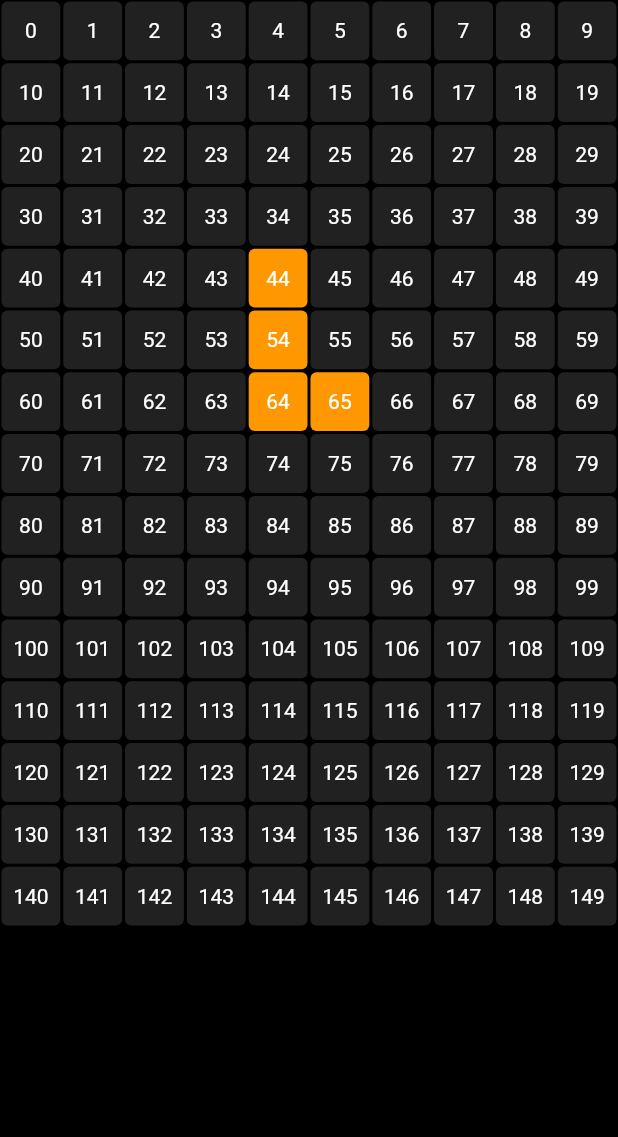
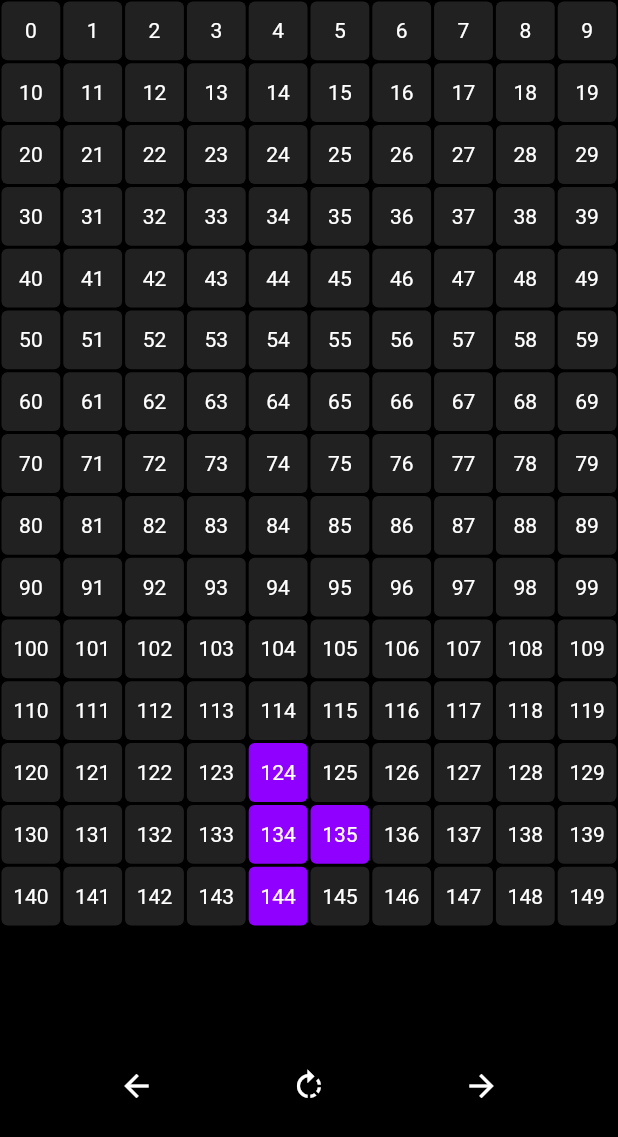
Before and after one commit to Gabones/tetris-flutter, a Flutter app: the screen it shows after launch, on a phone screen of 412 x 824 dp. Shown: the top 1137 px of the screen. Run offline on Flutter 3.47's test engine with Material 2 defaults, Android fonts, the phone set to English and light mode, and no system bars.

Commit message:
before controls

```diff
--- a/lib/board.dart
+++ b/lib/board.dart
@@ -1,9 +1,18 @@
 import 'dart:async';
+import 'dart:math';
 
 import 'package:flutter/material.dart';
 import 'package:tetris/model.dart';
 import 'package:tetris/piece.dart';
 import 'package:tetris/pixel.dart';
+
+/*
+  Game Board
+  Este é uma matriz 10x15 onde null representa espaços vazios.
+  Um espaço preenchido contém a cor para representar a respectiva peça
+*/
+
+List<List<Tetromino?>> gameBoard = List.generate(colLength, (i) => List.generate(rowLength, (j) => null));
 
 class GameBoard extends StatefulWidget {
   const GameBoard({super.key});
@@ -13,7 +22,7 @@ class GameBoard extends StatefulWidget {
 }
 
 class _GameBoardState extends State<GameBoard> {
-  Piece currentPiece = Piece(type: Tetromino.L);
+  Piece currentPiece = Piece(type: Tetromino.T);
 
   @override
   void initState() {
@@ -23,7 +32,7 @@ class _GameBoardState extends State<GameBoard> {
 
   void startGame() {
     currentPiece.initializePiece();
-    Duration frameRate = const Duration(milliseconds: 1000);
+    Duration frameRate = const Duration(milliseconds: 500);
     gameLoop(frameRate);
   }
 
@@ -32,24 +41,116 @@ class _GameBoardState extends State<GameBoard> {
       frameRate,
       (timer) {
         setState(() {
+          checkLanding();
           currentPiece.movePiece(Direction.down);
         });
       },
     );
   }
 
+  // check collision in future position
+  bool checkCollision(Direction direction) {
+    for (int position in currentPiece.position) {
+      int row = (position / rowLength).floor();
+      int col = position % rowLength;
+
+      switch (direction) {
+        case Direction.left:
+          col -= 1;
+          break;
+        case Direction.right:
+          col += 1;
+          break;
+        case Direction.down:
+          row += 1;
+          break;
+      }
+
+      if (row >= colLength || col < 0 || col >= rowLength) {
+        // out of bound
+        return true;
+      }
+
+      if (row >= 0 && col >= 0 && gameBoard[row][col] != null) {
+        return true;
+      }
+    }
+    return false;
+  }
+
+  void checkLanding() {
+    if (checkCollision(Direction.down)) {
+      for (int position in currentPiece.position) {
+        int row = (position / rowLength).floor();
+        int col = position % rowLength;
+
+        if (row >= 0 && col >= 0) {
+          gameBoard[row][col] = currentPiece.type;
+        }
+      }
+
+      createNewPiece();
+    }
+  }
+
+  void createNewPiece() {
+    // uma instancia da classe Random
+    Random rand = Random();
+
+    Tetromino randType = Tetromino.values[rand.nextInt(Tetromino.values.length)];
+    currentPiece = Piece(type: randType);
+    currentPiece.initializePiece();
+  }
+
+  void moveLeft() {
+    if (!checkCollision(Direction.left)) {
+      setState(() {
+        currentPiece.movePiece(Direction.left);
+      });
+    }
+  }
+
+  void rotatePiece() {}
+
+  void moveRight() {
+    if (!checkCollision(Direction.right)) {
+      setState(() {
+        currentPiece.movePiece(Direction.right);
+      });
+    }
+  }
+
   @override
   Widget build(BuildContext context) {
     return Scaffold(
       backgroundColor: Colors.black,
-      body: GridView.builder(
+      body: Column(
+        children: [
+          // Game Board
+          Expanded(
+            child: GridView.builder(
               itemCount: rowLength * colLength,
               physics: const NeverScrollableScrollPhysics(),
               gridDelegate: SliverGridDelegateWithFixedCrossAxisCount(crossAxisCount: rowLength),
               itemBuilder: (context, index) {
+                int row = (index / rowLength).floor();
+                int col = index % rowLength;
+
                 if (currentPiece.position.contains(index)) {
+                  // current piece
                   return Pixel(
-              color: Colors.orange,
+                    color: currentPiece.color,
+                    child: Center(
+                      child: Text(
+                        index.toString(),
+                        style: const TextStyle(color: Colors.white),
+                      ),
+                    ),
+                  );
+                } else if (gameBoard[row][col] != null) {
+                  final Tetromino? tetrominoType = gameBoard[row][col];
+                  return Pixel(
+                    color: tetrominoColors[tetrominoType],
                     child: Center(
                       child: Text(
                         index.toString(),
@@ -58,6 +159,7 @@ class _GameBoardState extends State<GameBoard> {
                     ),
                   );
                 } else {
+                  // blank pixel
                   return Pixel(
                     color: Colors.grey[900],
                     child: Center(
@@ -70,6 +172,34 @@ class _GameBoardState extends State<GameBoard> {
                 }
               },
             ),
+          ),
+
+          // Controls
+          SizedBox(
+            height: 200,
+            child: Row(
+              mainAxisAlignment: MainAxisAlignment.spaceEvenly,
+              children: [
+                IconButton(
+                  onPressed: moveLeft,
+                  color: Colors.white,
+                  icon: const Icon(Icons.arrow_back),
+                ),
+                IconButton(
+                  onPressed: rotatePiece,
+                  color: Colors.white,
+                  icon: const Icon(Icons.rotate_right),
+                ),
+                IconButton(
+                  onPressed: moveRight,
+                  color: Colors.white,
+                  icon: const Icon(Icons.arrow_forward),
+                ),
+              ],
+            ),
+          )
+        ],
+      ),
     );
   }
 }
--- a/lib/main.dart
+++ b/lib/main.dart
@@ -16,7 +16,7 @@ class MyApp extends StatelessWidget {
         primarySwatch: Colors.blue,
       ),
       debugShowCheckedModeBanner: false,
-      home: GameBoard(),
+      home: const GameBoard(),
     );
   }
 }
--- a/lib/model.dart
+++ b/lib/model.dart
@@ -1,3 +1,5 @@
+import 'dart:ui';
+
 int rowLength = 10;
 int colLength = 15;
 
@@ -16,3 +18,13 @@ enum Direction {
   right,
   down,
 }
+
+const Map<Tetromino, Color> tetrominoColors = {
+  Tetromino.L: Color(0xFFFFA500),
+  Tetromino.J: Color.fromARGB(255, 0, 102, 255),
+  Tetromino.I: Color.fromARGB(255, 242, 0, 255),
+  Tetromino.O: Color(0xFFFFFF00),
+  Tetromino.S: Color(0xFF008000),
+  Tetromino.Z: Color(0xFFFF0000),
+  Tetromino.T: Color.fromARGB(255, 144, 0, 255),
+};
```
Also changed, not shown: lib/piece.dart (+54 -0 lines). Lines whose indentation alone changed are shown as unchanged.
